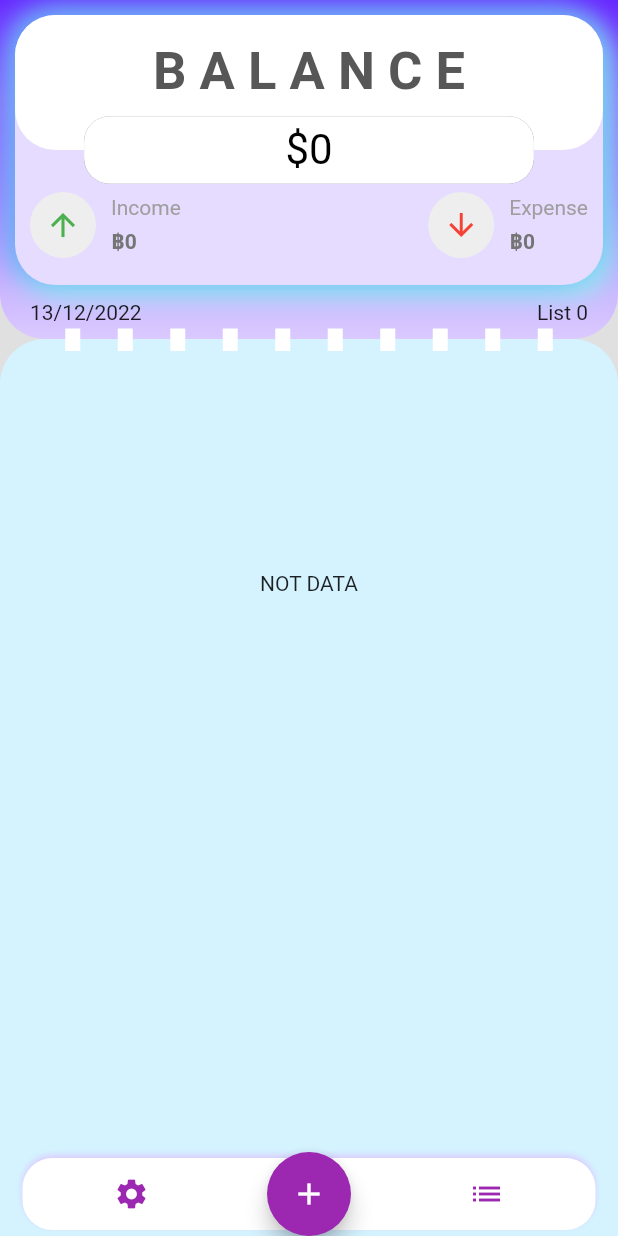
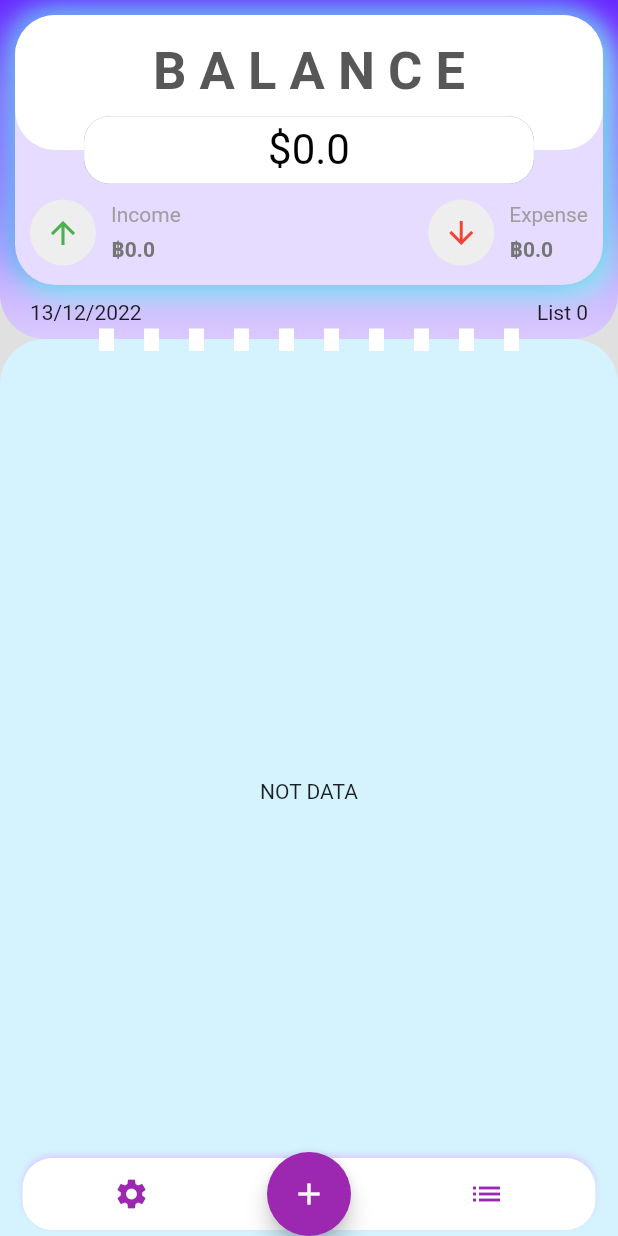
Before and after one commit to DekuShadow/Flutter_money-management, a Flutter app: the screen it shows after launch, after a tap on the "settings" icon, on a phone screen of 412 x 824 dp. Run offline on Flutter 3.47's test engine with Material 2 defaults, Android fonts, the phone set to English and light mode, and no system bars; our stand-ins replace sembast; missing offline and left inert: gsheets; key blocks and very long unbroken strings in the code were emptied for the run.

Commit message:
add all project reset

```diff
--- a/lib/api/google_sheets_api.dart
+++ b/lib/api/google_sheets_api.dart
@@ -4,11 +4,12 @@ import 'package:expensetracker/providers/transaction_providers.dart';
 import 'package:flutter/cupertino.dart';
 import 'package:flutter/foundation.dart';
 import 'package:gsheets/gsheets.dart';
+import 'package:intl/intl.dart';
 
 class GoogleSheetsApi with ChangeNotifier {
   final sheetid;
   final credentials;
-  GoogleSheetsApi({this.sheetid , this.credentials});
+  GoogleSheetsApi({this.sheetid, this.credentials});
   // create credentials
   static const _credentials = r'''
 {
--- a/lib/page/homepage.dart
+++ b/lib/page/homepage.dart
@@ -33,20 +33,6 @@ class _HomePageState extends State<HomePage> {
         timer.cancel();
       }
     });
-  }
-
-  NOT_DATA() {
-    if (chack2 == 0) {
-      return Padding(
-        padding: const EdgeInsets.fromLTRB(0, 150, 0, 0),
-        child: Container(
-          child: Text(
-            "NOT DATA",
-          ),
-        ),
-      );
-    }
-    return Container();
   }
 
   @override
@@ -158,7 +144,7 @@ class _HomePageState extends State<HomePage> {
     ];
     for (var i = 0; i < 9; i++) {
       testwidget.add(Padding(
-        padding: const EdgeInsets.fromLTRB(25, 0, 0, 0),
+        padding: const EdgeInsets.fromLTRB(20, 0, 0, 0),
         child: Container(
           height: 15,
           width: 10,
@@ -246,18 +232,19 @@ class _HomePageState extends State<HomePage> {
                                   topLeft: Radius.circular(30),
                                   topRight: Radius.circular(30))),
                           child: Padding(
-                            padding: const EdgeInsets.fromLTRB(10, 5, 10, 10),
+                            padding: const EdgeInsets.fromLTRB(10, 15, 10, 10),
                             child: Column(
                               children: [
-                                NOT_DATA(),
-                                SizedBox(
-                                  height: 10,
-                                ),
                                 Expanded(
-                                  child: /* 0 == 1
-                                            ? LoadingCircle()
-                                            :  */
-                                      ListView.builder(
+                                  child: chack2 == 0
+                                      ? Center(
+                                          child: Container(
+                                            child: Text(
+                                              "NOT DATA",
+                                            ),
+                                          ),
+                                        )
+                                      : ListView.builder(
                                           itemCount:
                                               provider.transactions.length,
                                           itemBuilder: (context, index) {
@@ -333,9 +320,9 @@ class _HomePageState extends State<HomePage> {
                               TextButton(
                                 child: Icon(Icons.settings),
                                 onPressed: () {
-                                  Provider.of<TransactionProviders>(context,
-                                          listen: false)
-                                      .provider_setgoogleSheet();
+                                  // Provider.of<TransactionProviders>(context,
+                                  //         listen: false)
+                                  //     .provider_setgoogleSheet();
                                   // Navigator.push(context,
                                   //     MaterialPageRoute(builder: (context) {
                                   //   return Settings();
--- a/lib/page/screentwo.dart
+++ b/lib/page/screentwo.dart
@@ -90,12 +90,11 @@ class _screntwoState extends State<screntwo> {
                       onPageChanged: (index) {
                         setState(() {
                           month = index + 1;
-                          if(month == 13){
-                          }
+                          if (month == 13) {}
                         });
                       },
                       itemBuilder: (context, index) {
-                        return page_topcard[index/*  % page_topcard.length */];
+                        return page_topcard[index /*  % page_topcard.length */];
                       },
                     ),
                   ),
--- a/lib/providers/transaction_providers.dart
+++ b/lib/providers/transaction_providers.dart
@@ -19,13 +19,13 @@ class TransactionProviders with ChangeNotifier {
 
   List put_incomeANDexpense() {
     List package = [];
-    int income = 0;
-    int expanse = 0;
+    double income = 0;
+    double expanse = 0;
     for (var index in transactions) {
       if (index.Expanse) {
-        income = int.parse(index.Amount) + income;
+        income = double.parse(index.Amount) + income;
       } else {
-        expanse = int.parse(index.Amount) + expanse;
+        expanse = double.parse(index.Amount) + expanse;
       }
     }
     package.insert(0, income);
--- a/lib/widget/top_card.dart
+++ b/lib/widget/top_card.dart
@@ -35,7 +35,7 @@ class TopNeuCard extends StatelessWidget {
                         mainAxisAlignment: MainAxisAlignment.spaceEvenly,
                         children: [
                           Padding(
-                            padding: const EdgeInsets.fromLTRB(10, 100, 10, 0),
+                            padding: const EdgeInsets.fromLTRB(10, 110, 10, 0),
                             child: Row(
                               mainAxisAlignment: MainAxisAlignment.spaceBetween,
                               children: [
```
Also changed, not shown: pubspec.lock.
